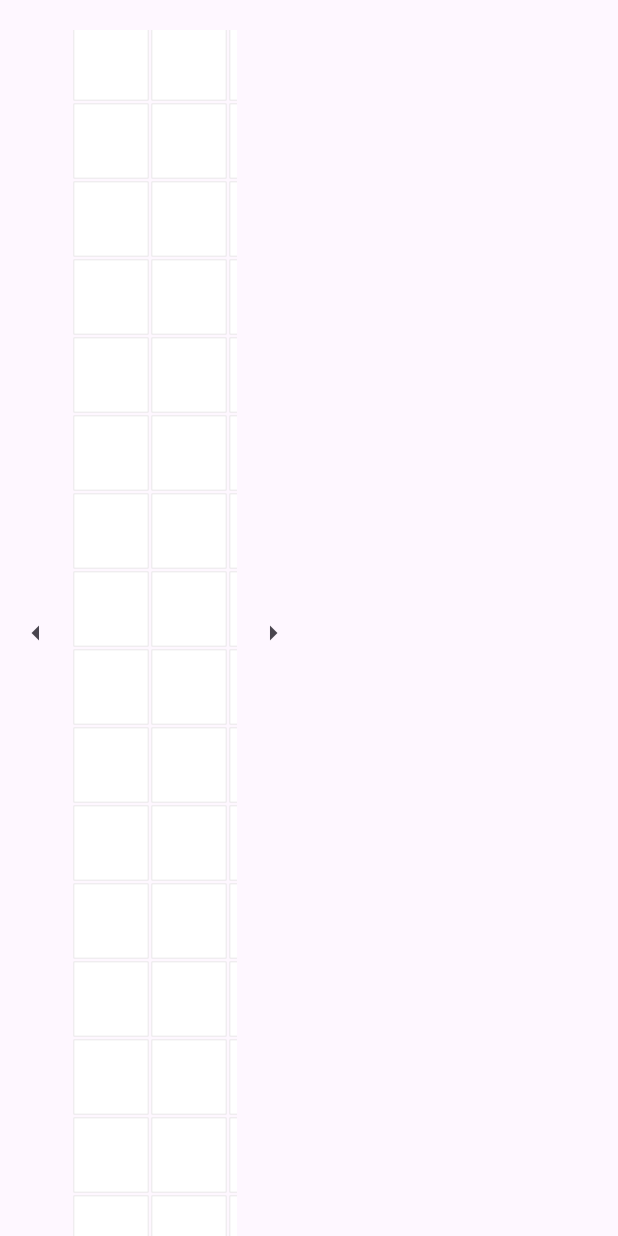
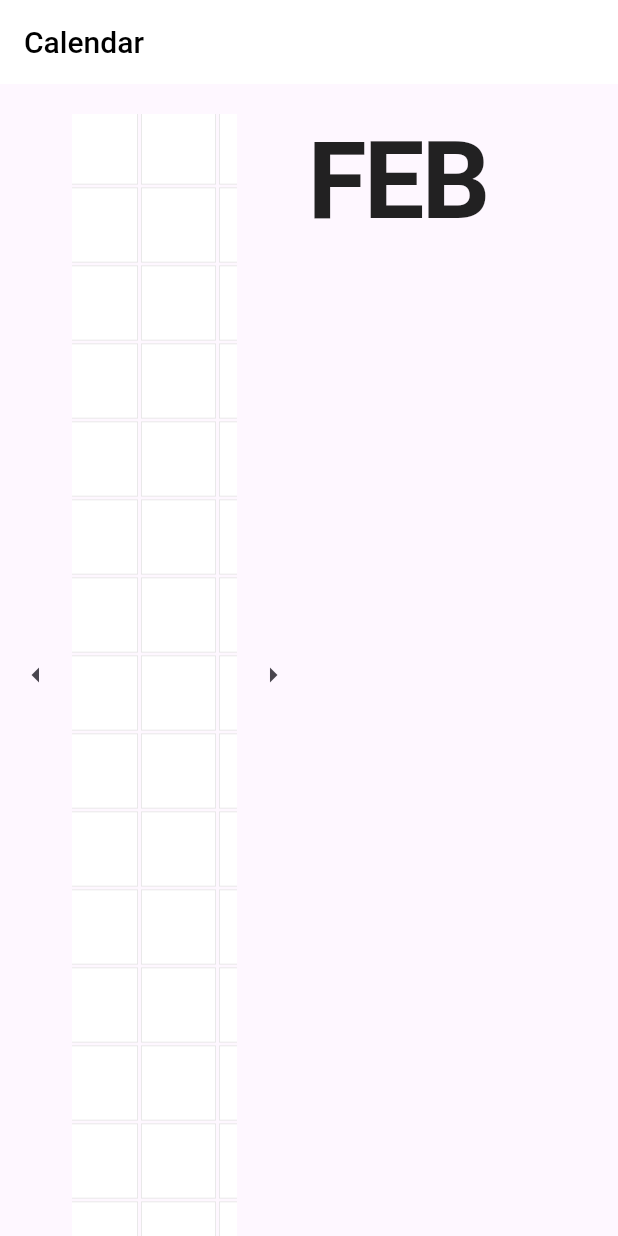
Before and after one commit to Batjimin/moodrecord, a Flutter app: the screen it shows after launch, scrolled down 576 dp, after a tap on the "arrow right" icon, on a phone screen of 412 x 824 dp. Run offline on Flutter 3.47's test engine with Material 3 defaults, Android fonts, the phone set to English and light mode, and no system bars.

Commit message:
표 형태 잡기

```diff
--- a/lib/main.dart
+++ b/lib/main.dart
@@ -58,19 +58,43 @@
   final ScrollController _horizontalController = ScrollController();
   int currentStartColumn = 0;
   final double columnWidth = 50.0;
+  final double sideMargin = 45.0;
+
+  // 월 이름 리스트 추가
+  final List<String> months = [
+    'JAN',
+    'FEB',
+    'MAR',
+    'APR',
+    'MAY',
+    'JUN',
+    'JUL',
+    'AUG',
+    'SEP',
+    'OCT',
+    'NOV',
+    'DEC'
+  ];
 
   void _scrollHorizontally(bool toRight) {
     int newStartColumn = toRight
-        ? (currentStartColumn + 1).clamp(0, 10)
-        : (currentStartColumn - 1).clamp(0, 10);
+        ? (currentStartColumn + 1).clamp(0, 11)
+        : (currentStartColumn - 1).clamp(0, 11);
 
     if (newStartColumn != currentStartColumn) {
       setState(() {
         currentStartColumn = newStartColumn;
       });
 
+      double targetScroll;
+      if (newStartColumn == 11) {
+        targetScroll = 11.5 * (columnWidth + 2);
+      } else {
+        targetScroll = newStartColumn * (columnWidth + 2);
+      }
+
       _horizontalController.animateTo(
-        currentStartColumn * (columnWidth + 2),
+        targetScroll,
         duration: const Duration(milliseconds: 300),
         curve: Curves.easeInOut,
       );
@@ -78,9 +102,30 @@
   }
 
   @override
+  void initState() {
+    super.initState();
+    WidgetsBinding.instance.addPostFrameCallback((_) {
+      _horizontalController.jumpTo(0);
+    });
+  }
+
+  @override
   Widget build(BuildContext context) {
     return Scaffold(
+      appBar: AppBar(
+        backgroundColor: Colors.white,
+        elevation: 0,
+        title: const Text(
+          'Calendar',
+          style: TextStyle(
+            color: Colors.black,
+            fontSize: 20,
+            fontWeight: FontWeight.w500,
+          ),
+        ),
+      ),
       body: Row(
+        crossAxisAlignment: CrossAxisAlignment.start,
         children: [
           SizedBox(
             width: MediaQuery.of(context).size.width / 2,
@@ -103,6 +148,7 @@
                           physics: const NeverScrollableScrollPhysics(),
                           child: Row(
                             children: [
+                              SizedBox(width: sideMargin),
                               SingleChildScrollView(
                                 child: Column(
                                   children: List.generate(31, (row) {
@@ -132,14 +178,14 @@
                                   }),
                                 ),
                               ),
-                              SizedBox(width: columnWidth * 3),
+                              SizedBox(width: sideMargin * 1.5),
                             ],
                           ),
                         ),
                       ),
                       IconButton(
                         icon: const Icon(Icons.arrow_right),
-                        onPressed: currentStartColumn < 10
+                        onPressed: currentStartColumn < 11
                             ? () => _scrollHorizontally(true)
                             : null,
                       ),
@@ -149,7 +195,21 @@
               ],
             ),
           ),
-          Expanded(child: Container()),
+          Expanded(
+            child: Padding(
+              padding: const EdgeInsets.fromLTRB(0, 28, 32, 0),
+              child: Text(
+                months[currentStartColumn],
+                style: const TextStyle(
+                  fontSize: 72,
+                  fontWeight: FontWeight.w600,
+                  color: Colors.black87,
+                  height: 1,
+                  letterSpacing: -2,
+                ),
+              ),
+            ),
+          ),
         ],
       ),
     );
```
